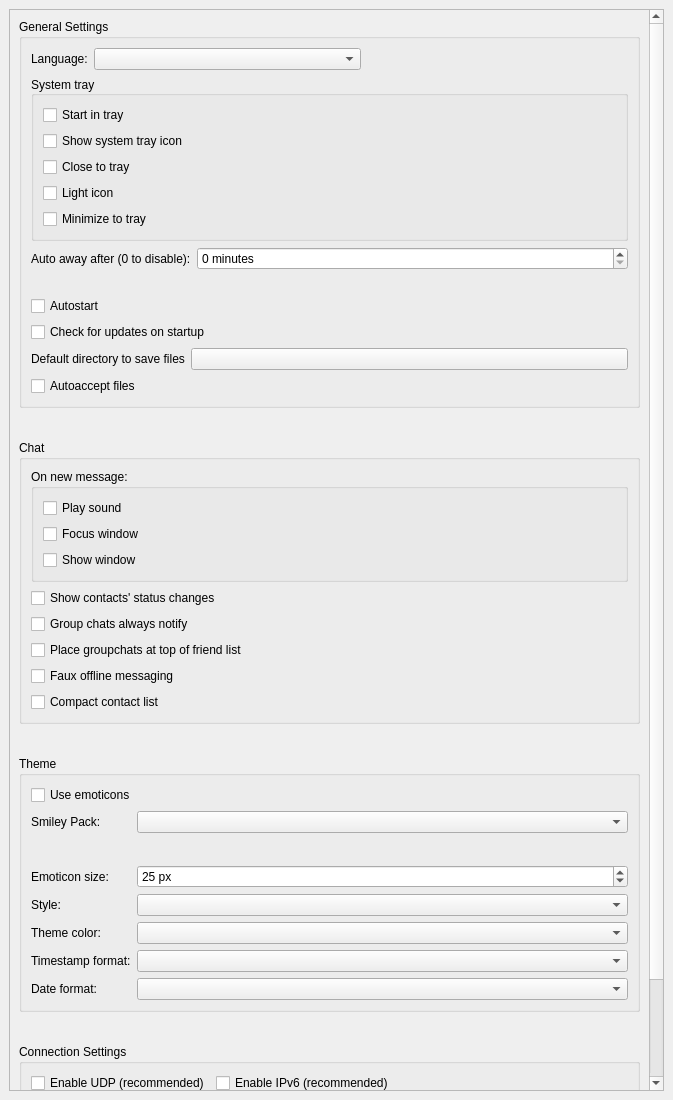
This is src/widget/form/settings/generalsettings.ui in qTox/qTox as Qt 5 draws it before an edit. The edited form follows.
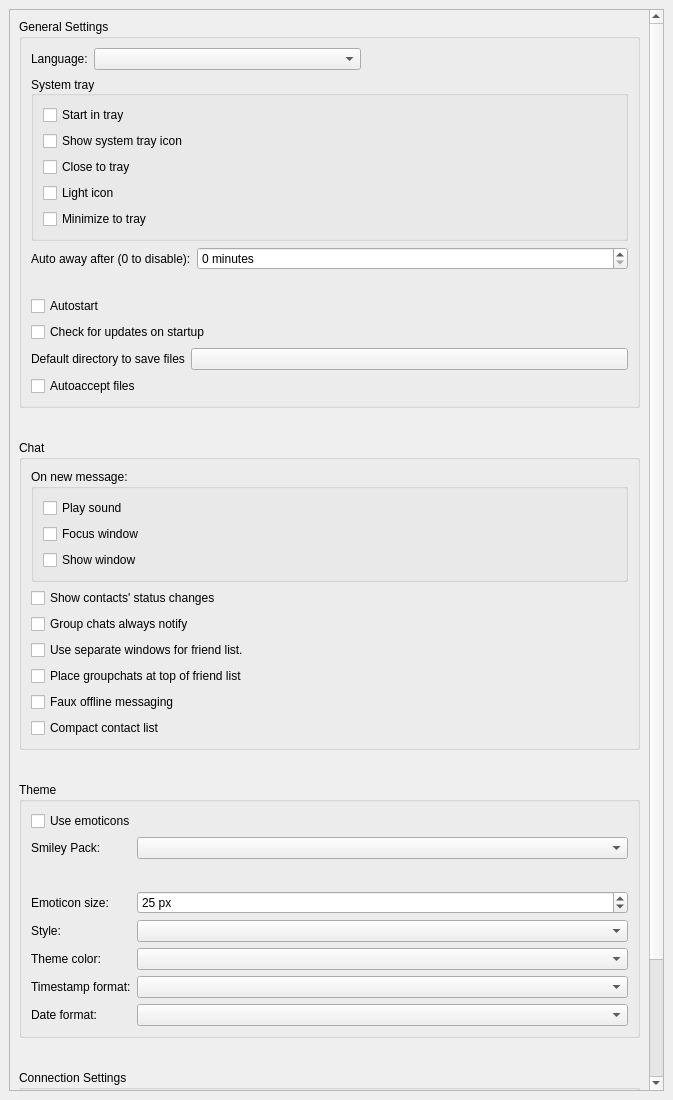
This is the edited form. Custom widgets are drawn as their Qt base class.

Commit message: Multi-window capabilities for all chats and menus

```diff
--- a/src/widget/form/settings/generalsettings.ui
+++ b/src/widget/form/settings/generalsettings.ui
@@ -374,6 +374,13 @@
             </property>
            </widget>
           </item>
+          <item>
+           <widget class="QCheckBox" name="cbSeparateWindow">
+            <property name="text">
+             <string>Use separate windows for friend list.</string>
+            </property>
+           </widget>
+          </item>
           <item>
            <widget class="QCheckBox" name="cbGroupchatPosition">
             <property name="toolTip">
```
The commit also changes 27 other files.
